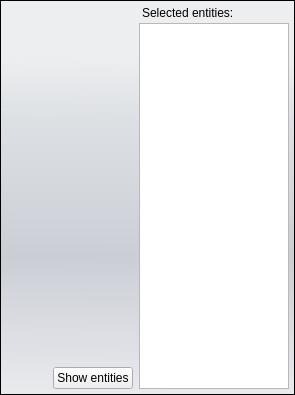
realXtend/tundra, file bin/data/ui/eceditor.ui: the form before one commit.
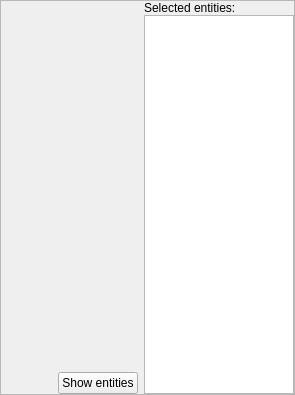
The form after the commit.

Patch:
```diff
--- a/bin/data/ui/eceditor.ui
+++ b/bin/data/ui/eceditor.ui
@@ -13,21 +13,6 @@
   <property name="windowTitle">
    <string>Entity-component Editor</string>
   </property>
-  <property name="styleSheet">
-   <string notr="true">/* Containers */
-QWidget#ECEditor {
-	background-color: none;
-}
-
-QFrame#MainFrame {
-	background-color: qlineargradient(spread:pad, x1:0.006, y1:0, x2:0, y2:1, stop:0.142045 rgba(229, 234, 243, 50), stop:0.295455 rgba(209, 215, 221, 150), stop:0.65 rgba(179, 183, 196, 150), stop:1 rgba(222, 227, 236, 100));
-	padding: 5px;
-}
-
-QLabel {
-	padding-bottom: 3px;
-}</string>
-  </property>
   <layout class="QHBoxLayout" name="horizontalLayout">
    <property name="spacing">
     <number>0</number>
```
